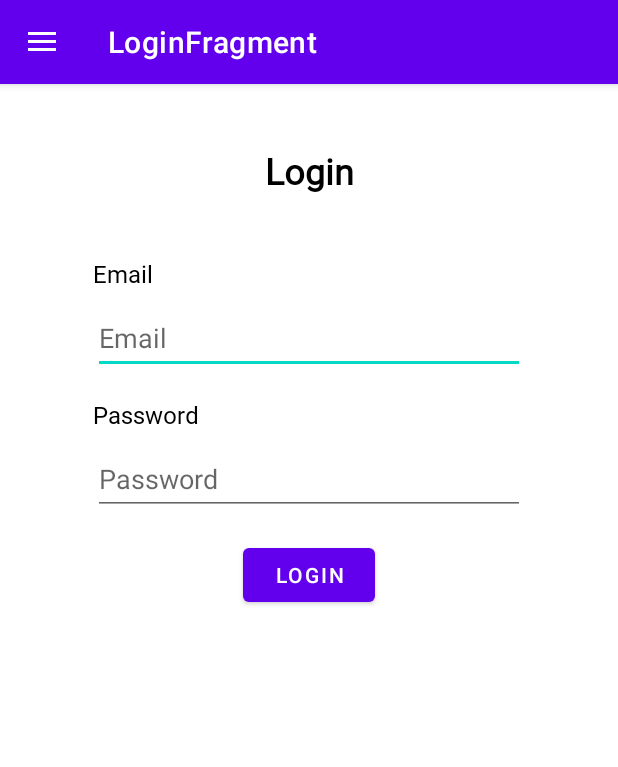
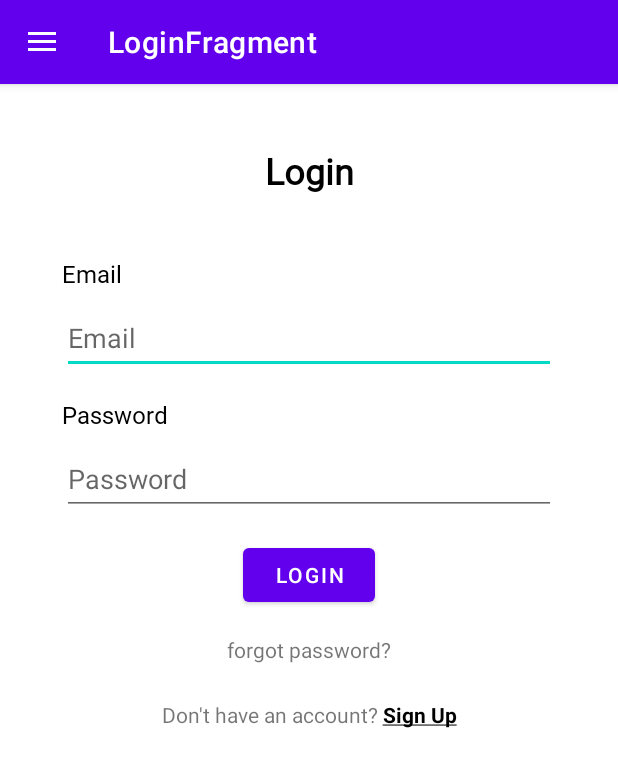
Before and after one commit to Ali-Elleithy1/MetroNav, an Android app: the screen it shows after launch (MainActivity), on a phone screen of 412 x 824 dp. Shown: the top 767 px of the screen. Run offline under Robolectric (Android 15) with nearby library versions, the phone set to English and light mode, and no system bars; our stand-ins replace data binding, navigation-ui.

Commit message:
Add text views for forget password and create new account

```diff
--- a/app/src/main/res/layout/fragment_login.xml
+++ b/app/src/main/res/layout/fragment_login.xml
@@ -1,13 +1,13 @@
 <?xml version="1.0" encoding="utf-8"?>
-<layout>
+<layout xmlns:tools="http://schemas.android.com/tools"
+    xmlns:android="http://schemas.android.com/apk/res/android"
+    xmlns:app="http://schemas.android.com/apk/res-auto">
     <data>
         <variable
             name="loginViewModel"
             type="com.example.metronav.login.LoginViewModel" />
     </data>
-        <androidx.constraintlayout.widget.ConstraintLayout xmlns:android="http://schemas.android.com/apk/res/android"
-            xmlns:app="http://schemas.android.com/apk/res-auto"
-            xmlns:tools="http://schemas.android.com/tools"
+        <androidx.constraintlayout.widget.ConstraintLayout
             android:layout_width="match_parent"
             android:layout_height="match_parent"
             tools:context="login.LoginFragment">
@@ -17,14 +17,14 @@
                 android:layout_width="wrap_content"
                 android:layout_height="wrap_content"
                 android:orientation="vertical"
-                app:layout_constraintGuide_percent="0.15" />
+                app:layout_constraintGuide_percent="0.10" />
 
             <androidx.constraintlayout.widget.Guideline
                 android:id="@+id/guideline15"
                 android:layout_width="wrap_content"
                 android:layout_height="wrap_content"
                 android:orientation="vertical"
-                app:layout_constraintGuide_percent="0.85" />
+                app:layout_constraintGuide_percent="0.90" />
 
             <androidx.constraintlayout.widget.Guideline
                 android:id="@+id/guideline16"
@@ -99,7 +99,7 @@
                 tools:ignore="DuplicateSpeakableTextCheck" />
 
             <Button
-                android:id="@+id/login_password"
+                android:id="@+id/login_button"
                 android:layout_width="wrap_content"
                 android:layout_height="wrap_content"
                 android:layout_marginTop="@dimen/margin"
@@ -109,5 +109,25 @@
                 app:layout_constraintTop_toBottomOf="@+id/l_password_edit"
                 tools:ignore="DuplicateSpeakableTextCheck" />
 
+            <TextView
+                android:id="@+id/forgotPass_text"
+                android:layout_width="wrap_content"
+                android:layout_height="wrap_content"
+                android:layout_marginTop="16dp"
+                android:text="@string/forgot_password_text"
+                app:layout_constraintEnd_toStartOf="@+id/guideline15"
+                app:layout_constraintStart_toStartOf="@+id/guideline14"
+                app:layout_constraintTop_toBottomOf="@+id/login_button" />
+
+            <TextView
+                android:id="@+id/signUp_text"
+                android:layout_width="wrap_content"
+                android:layout_height="wrap_content"
+                android:layout_marginTop="24dp"
+                android:text="@string/sign_up_text"
+                app:layout_constraintEnd_toStartOf="@+id/guideline15"
+                app:layout_constraintStart_toStartOf="@+id/guideline14"
+                app:layout_constraintTop_toBottomOf="@+id/forgotPass_text" />
+
         </androidx.constraintlayout.widget.ConstraintLayout>
 </layout>
```
